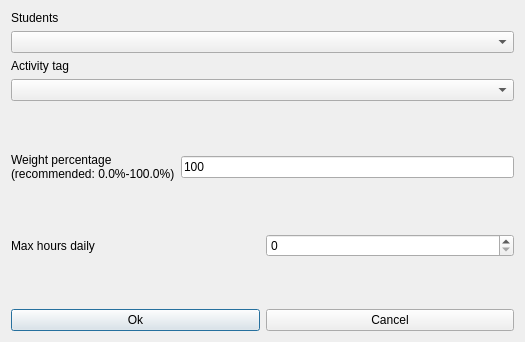
vonmecheln/fet, file fet/src/interface/modifyconstraintstudentssetactivitytagmaxhoursdailyrealdaysform_template.ui: the form before one commit.
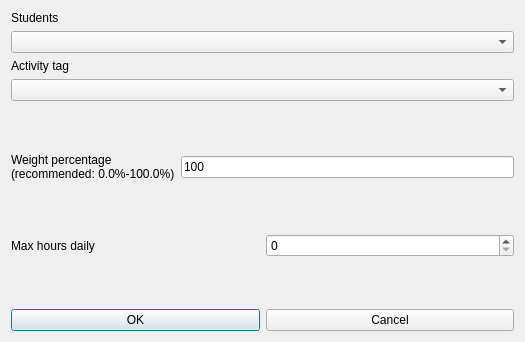
The form after the commit.

Patch:
```diff
--- a/fet/src/interface/modifyconstraintstudentssetactivitytagmaxhoursdailyrealdaysform_template.ui
+++ b/fet/src/interface/modifyconstraintstudentssetactivitytagmaxhoursdailyrealdaysform_template.ui
@@ -174,7 +174,7 @@
      <item>
       <widget class="QPushButton" name="okPushButton">
        <property name="text">
-        <string>Ok</string>
+        <string>OK</string>
        </property>
       </widget>
      </item>
```
